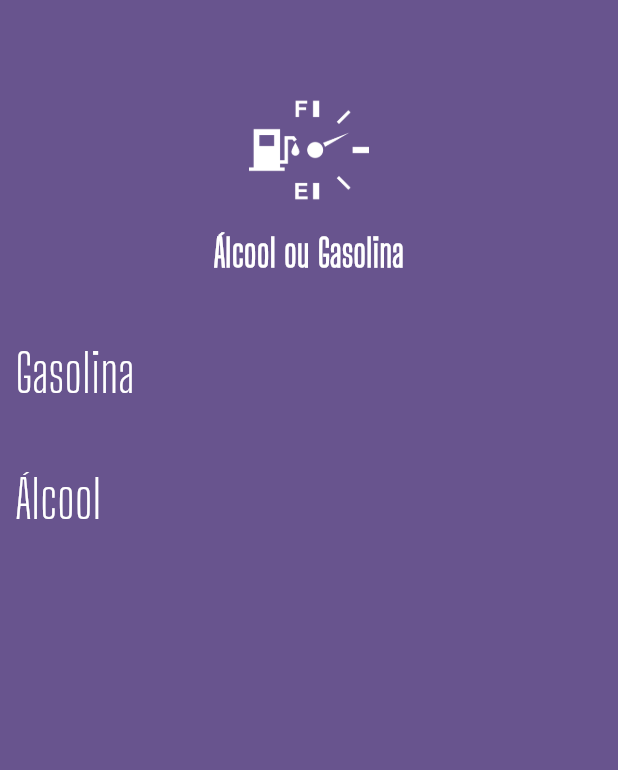
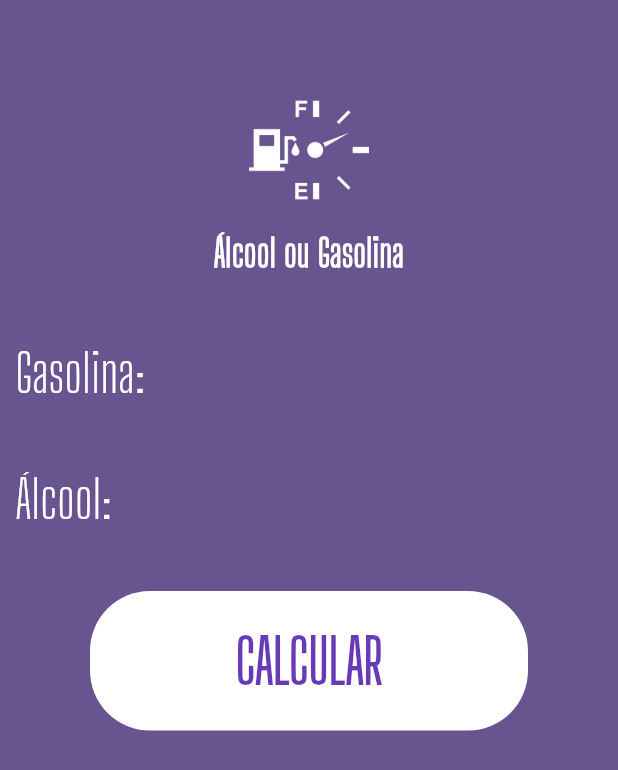
Before and after one commit to Danihmn/App_Flutter_Alcool_Ou_Gasolina, a Flutter app: the screen it shows after launch, on a phone screen of 412 x 824 dp. Shown: the top 770 px of the screen. Run offline on Flutter 3.47's test engine with Material 3 defaults, Android fonts, the phone set to English and light mode, and no system bars; our stand-ins replace flutter_multi_formatter.

Commit message:
Insere novo botão para calcular

```diff
--- a/lib/main.dart
+++ b/lib/main.dart
@@ -1,3 +1,4 @@
+import 'package:app_flutter_alcool_ou_gasolina/widgets/text_button_widget.dart';
 import 'package:app_flutter_alcool_ou_gasolina/widgets/input_widget.dart';
 import 'package:app_flutter_alcool_ou_gasolina/widgets/logo_widget.dart';
 import 'package:flutter/material.dart';
@@ -35,8 +36,17 @@ class HomePage extends StatelessWidget {
       body: ListView(
         children: <Widget>[
           LogoWidget(),
-          InputWidget(label: "Gasolina", controller: _controllerGasolina),
-          InputWidget(label: "Álcool", controller: _controllerAlcool),
+          InputWidget(label: "Gasolina: ", controller: _controllerGasolina),
+          InputWidget(label: "Álcool: ", controller: _controllerAlcool),
+          Container(
+            decoration: BoxDecoration(
+              color: Colors.white,
+              borderRadius: BorderRadius.circular(40),
+            ),
+            margin: EdgeInsets.symmetric(horizontal: 60, vertical: 20),
+            padding: EdgeInsets.all(10),
+            child: TextButtonWidget(calcular: "CALCULAR"),
+          ),
         ],
       ),
     );
--- /dev/null
+++ b/lib/widgets/text_button_widget.dart
@@ -0,0 +1,23 @@
+import 'package:flutter/material.dart';
+
+class TextButtonWidget extends StatelessWidget {
+  final String calcular;
+
+  const TextButtonWidget({super.key, required this.calcular});
+
+  @override
+  Widget build(BuildContext context) {
+    return TextButton(
+      onPressed: () {},
+      child: Text(
+        calcular,
+        style: TextStyle(
+          color: Colors.deepPurple,
+          fontWeight: FontWeight.bold,
+          fontSize: 40,
+          fontFamily: "Big Shoulders Display",
+        ),
+      ),
+    );
+  }
+}
```
